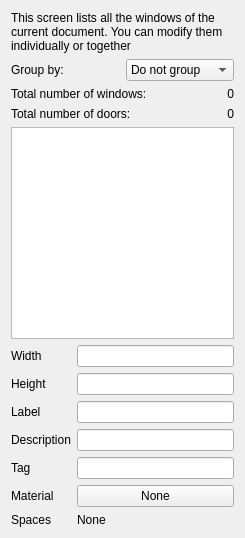
Before: the Qt Designer form src/Mod/BIM/Resources/ui/dialogWindows.ui in southseact-3d/fcd, drawn with Qt 5.
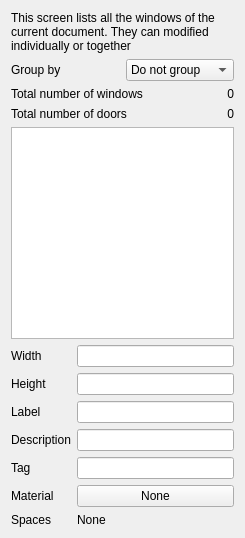
After: the same form once the commit is applied. Icons and pictures are not drawn. Custom widgets are drawn as their Qt base class.

Diff of the .ui file:
```diff
--- a/src/Mod/BIM/Resources/ui/dialogWindows.ui
+++ b/src/Mod/BIM/Resources/ui/dialogWindows.ui
@@ -17,7 +17,7 @@
    <item>
     <widget class="QLabel" name="label">
      <property name="text">
-      <string>This screen lists all the windows of the current document. You can modify them individually or together</string>
+      <string>This screen lists all the windows of the current document. They can modified individually or together</string>
      </property>
      <property name="wordWrap">
       <bool>true</bool>
@@ -29,7 +29,7 @@
      <item>
       <widget class="QLabel" name="label_2">
        <property name="text">
-        <string>Group by:</string>
+        <string>Group by</string>
        </property>
       </widget>
      </item>
@@ -94,14 +94,14 @@
      <item row="1" column="0">
       <widget class="QLabel" name="label_10">
        <property name="text">
-        <string>Total number of doors:</string>
+        <string>Total number of doors</string>
        </property>
       </widget>
      </item>
      <item row="0" column="0">
       <widget class="QLabel" name="label_9">
        <property name="text">
-        <string>Total number of windows:</string>
+        <string>Total number of windows</string>
        </property>
       </widget>
      </item>
```
Left out of the diff: 2 changed lines with no effect on the pictures.
